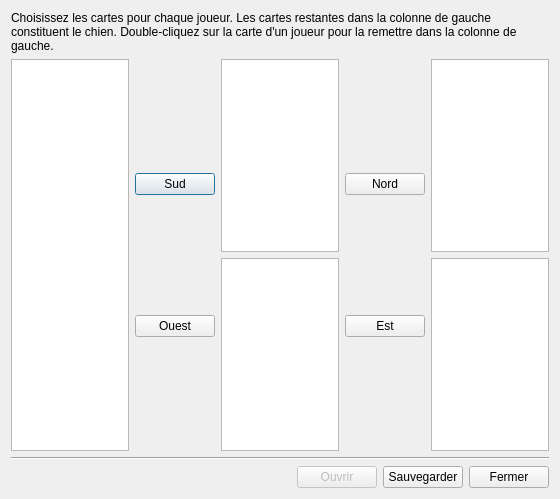
Before: the Qt Designer form src/client/DealEditorUI.ui in belegar/tarotclub, drawn with Qt 5.
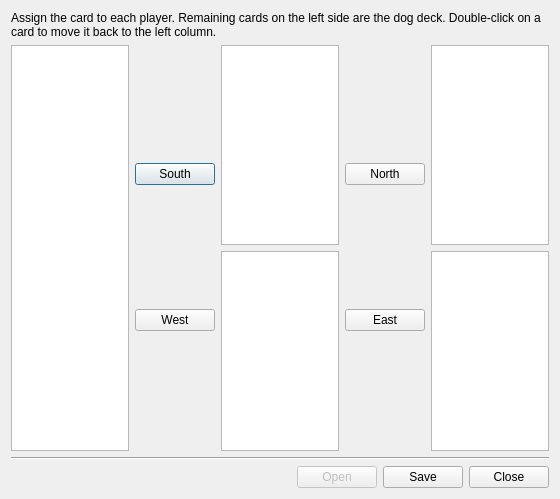
After: the same form once the commit is applied. Icons and pictures are not drawn.

```diff
--- a/src/client/DealEditorUI.ui
+++ b/src/client/DealEditorUI.ui
@@ -17,7 +17,7 @@
    <item row="0" column="0">
     <widget class="QLabel" name="label">
      <property name="text">
-      <string>Choisissez les cartes pour chaque joueur. Les cartes restantes dans la colonne de gauche constituent le chien. Double-cliquez sur la carte d'un joueur pour la remettre dans la colonne de gauche.</string>
+      <string>Assign the card to each player. Remaining cards on the left side are the dog deck. Double-click on a card to move it back to the left column.</string>
      </property>
      <property name="wordWrap">
       <bool>true</bool>
@@ -34,7 +34,7 @@
        <item>
         <widget class="QPushButton" name="toSouth">
          <property name="text">
-          <string>Sud</string>
+          <string>South</string>
          </property>
          <property name="icon">
           <iconset resource="../data/data.qrc">
@@ -45,7 +45,7 @@
        <item>
         <widget class="QPushButton" name="toWest">
          <property name="text">
-          <string>Ouest</string>
+          <string>West</string>
          </property>
          <property name="icon">
           <iconset resource="../data/data.qrc">
@@ -70,7 +70,7 @@
        <item>
         <widget class="QPushButton" name="toNorth">
          <property name="text">
-          <string>Nord</string>
+          <string>North</string>
          </property>
          <property name="icon">
           <iconset resource="../data/data.qrc">
@@ -81,7 +81,7 @@
        <item>
         <widget class="QPushButton" name="toEast">
          <property name="text">
-          <string>Est</string>
+          <string>East</string>
          </property>
          <property name="icon">
           <iconset resource="../data/data.qrc">
@@ -133,21 +133,21 @@
           <bool>false</bool>
          </property>
          <property name="text">
-          <string>Ouvrir</string>
+          <string>Open</string>
          </property>
         </widget>
        </item>
        <item>
         <widget class="QPushButton" name="saveButton">
          <property name="text">
-          <string>Sauvegarder</string>
+          <string>Save</string>
          </property>
         </widget>
        </item>
        <item>
         <widget class="QPushButton" name="pushButton_5">
          <property name="text">
-          <string>Fermer</string>
+          <string>Close</string>
          </property>
         </widget>
        </item>
```
